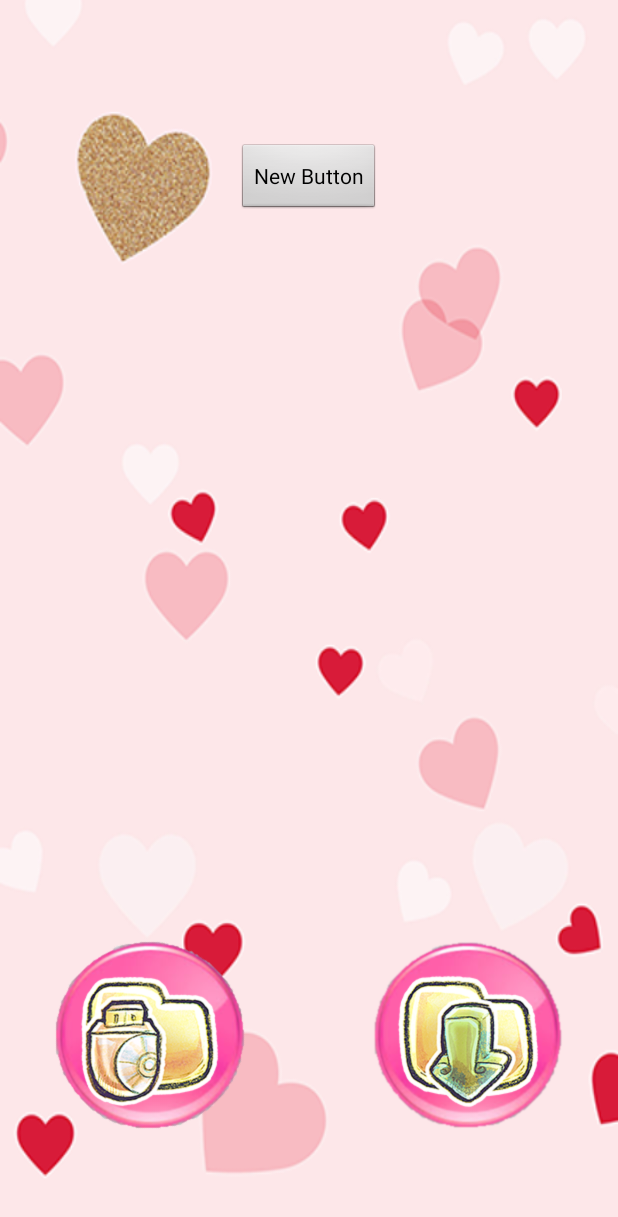
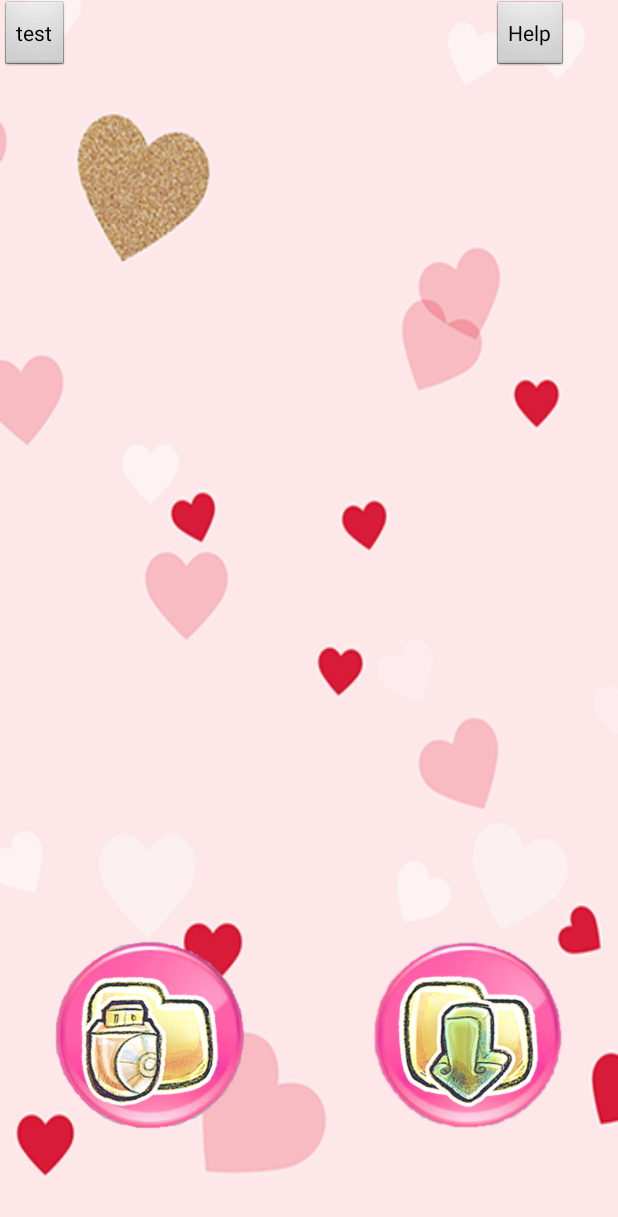
Before and after one commit to KentZTY/PhotoAPP, an Android app: the DisplayImageActivity screen opened directly, with no data from a screen before it, on a phone screen of 412 x 824 dp. Shown: the top 1217 px of the screen. Run offline under Robolectric (Android 15) with nearby library versions, the phone set to English and light mode, and no system bars; 8 statements that could not run were skipped.

Commit message:
help function

```diff
--- a/app/src/main/java/com/example/yang/myphoto4/DisplayImageActivity.java
+++ b/app/src/main/java/com/example/yang/myphoto4/DisplayImageActivity.java
@@ -154,6 +154,18 @@ public class DisplayImageActivity extends Activity {
                 //myImage.setImageBitmap(getBitmap("https://upload.wikimedia.org/wikipedia/commons/a/aa/Crystal_128_forward.png"));
                 new LoadImage().execute("https://thecustomizewindows.com/wp-content/uploads/2011/11/Nicest-Android-Live-Wallpapers.png");
 
+            }
+        });
+
+        Button helpButton =  (Button) findViewById(R.id.help);
+        helpButton.setOnClickListener(new OnClickListener() {
+
+            @Override
+            public void onClick(View v) {
+                // TODO Auto-generated method stub
+                Intent help = new Intent();
+                help.setClass(DisplayImageActivity.this, Help.class);
+                startActivity(help);
             }
         });
 
--- a/app/src/main/res/layout/activity_display_image.xml
+++ b/app/src/main/res/layout/activity_display_image.xml
@@ -80,10 +80,19 @@
     <Button
         android:layout_width="wrap_content"
         android:layout_height="wrap_content"
-        android:text="New Button"
+        android:text="test"
         android:id="@+id/test"
         android:layout_alignParentTop="true"
-        android:layout_centerHorizontal="true"
-        android:layout_marginTop="95dp" />
+        android:layout_alignParentLeft="true"
+        android:layout_alignParentStart="true" />
+
+    <Button
+        android:layout_width="wrap_content"
+        android:layout_height="wrap_content"
+        android:text="Help"
+        android:id="@+id/help"
+        android:layout_alignParentTop="true"
+        android:layout_alignRight="@+id/save"
+        android:layout_alignEnd="@+id/save" />
 
 </RelativeLayout>
```
Also changed, not shown: app/src/main/AndroidManifest.xml (+8 -0 lines), app/src/main/java/com/example/yang/myphoto4/Help.java (added, +45 -0 lines), app/src/main/res/layout/activity_main.xml (+6 -9 lines), app/src/main/res/layout/help.xml (added, +11 -0 lines), app/src/main/res/drawable/help0.png (added), app/src/main/res/drawable/help1.png (added), app/src/main/res/drawable/help2.png (added), 3 other files.
